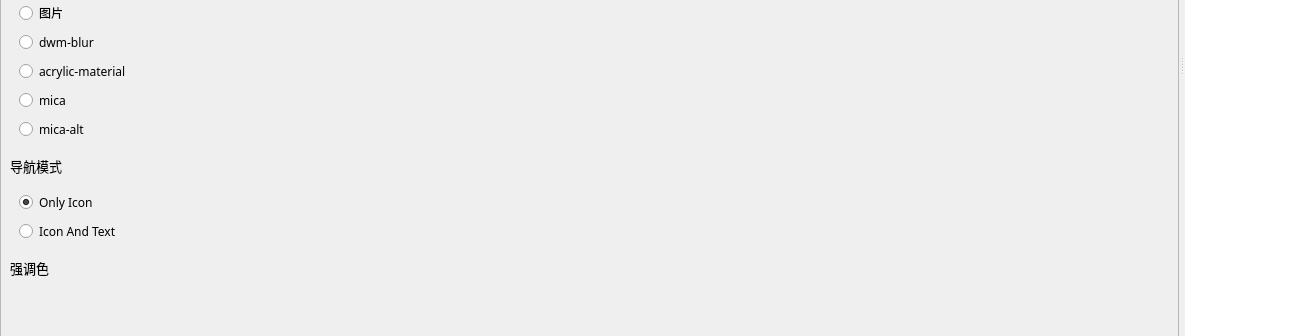
XHY-ChuJian/FluentUIStyle, file Example/mainwindow.ui: the form before one commit; both pictures show x 0 to 1310 and y 311 to 647 of the 1441 by 774 pixel window.
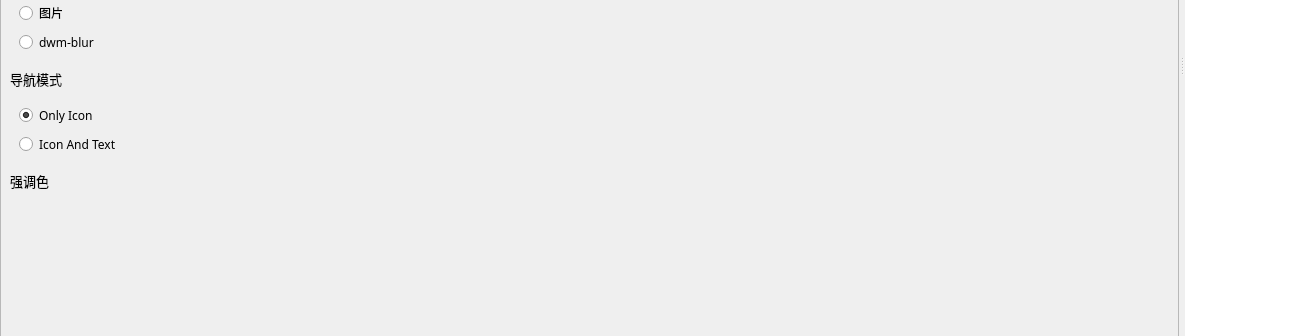
The form after the commit. The open tabs and pages were chosen to show the change. Custom widgets are drawn as their Qt base class.

Patch:
```diff
--- a/Example/mainwindow.ui
+++ b/Example/mainwindow.ui
@@ -56,7 +56,7 @@
        <enum>QFrame::Sunken</enum>
       </property>
       <property name="currentIndex">
-       <number>6</number>
+       <number>0</number>
       </property>
       <widget class="QWidget" name="page">
        <property name="autoFillBackground">
@@ -90,7 +90,7 @@
            <property name="geometry">
             <rect>
              <x>0</x>
-             <y>0</y>
+             <y>-250</y>
              <width>1160</width>
              <height>1073</height>
             </rect>
@@ -605,7 +605,7 @@
                      </font>
                     </property>
                     <property name="text">
-                     <string>Slider &amp; Progress &amp; ScrollBar &amp; RangeSelector &amp; Dial</string>
+                     <string>Slider &amp; Progress &amp; ScrollBar &amp; Dial</string>
                     </property>
                    </widget>
                   </item>
@@ -632,6 +632,9 @@
                     <property name="tickInterval">
                      <number>10</number>
                     </property>
+                    <property name="showValueTip" stdset="0">
+                     <bool>true</bool>
+                    </property>
                    </widget>
                   </item>
                   <item row="2" column="0">
@@ -654,16 +657,6 @@
                     </property>
                    </widget>
                   </item>
-                  <item row="4" column="0">
-                   <widget class="ExRangeSlider" name="rangeSelector" native="true">
-                    <property name="minimumSize">
-                     <size>
-                      <width>0</width>
-                      <height>32</height>
-                     </size>
-                    </property>
-                   </widget>
-                  </item>
                   <item row="5" column="0">
                    <layout class="QHBoxLayout" name="horizontalLayout_3">
                     <item>
@@ -819,6 +812,9 @@
                       <property name="orientation">
                        <enum>Qt::Vertical</enum>
                       </property>
+                      <property name="showValueTip" stdset="0">
+                       <bool>true</bool>
+                      </property>
                      </widget>
                     </item>
                     <item>
@@ -1752,8 +1748,8 @@
             <rect>
              <x>0</x>
              <y>0</y>
-             <width>1177</width>
-             <height>751</height>
+             <width>150</width>
+             <height>578</height>
             </rect>
            </property>
            <property name="autoFillBackground">
@@ -1882,27 +1878,6 @@
                    </property>
                   </widget>
                  </item>
-                 <item row="3" column="0">
-                  <widget class="QRadioButton" name="rBWidgetModeAcrylic">
-                   <property name="text">
-                    <string>acrylic-material</string>
-                   </property>
-                  </widget>
-                 </item>
-                 <item row="4" column="0">
-                  <widget class="QRadioButton" name="rBWidgetModeMica">
-                   <property name="text">
-                    <string>mica</string>
-                   </property>
-                  </widget>
-                 </item>
-                 <item row="5" column="0">
-                  <widget class="QRadioButton" name="rBWidgetModeMicaAlt">
-                   <property name="text">
-                    <string>mica-alt</string>
-                   </property>
-                  </widget>
-                 </item>
                 </layout>
                </widget>
               </item>
@@ -2132,11 +2107,6 @@
    <header location="global">exstackedwidget.h</header>
    <container>1</container>
   </customwidget>
-  <customwidget>
-   <class>ExRangeSlider</class>
-   <extends>QWidget</extends>
-   <header location="global">exrangeslider.h</header>
-  </customwidget>
  </customwidgets>
  <resources/>
  <connections>
```
